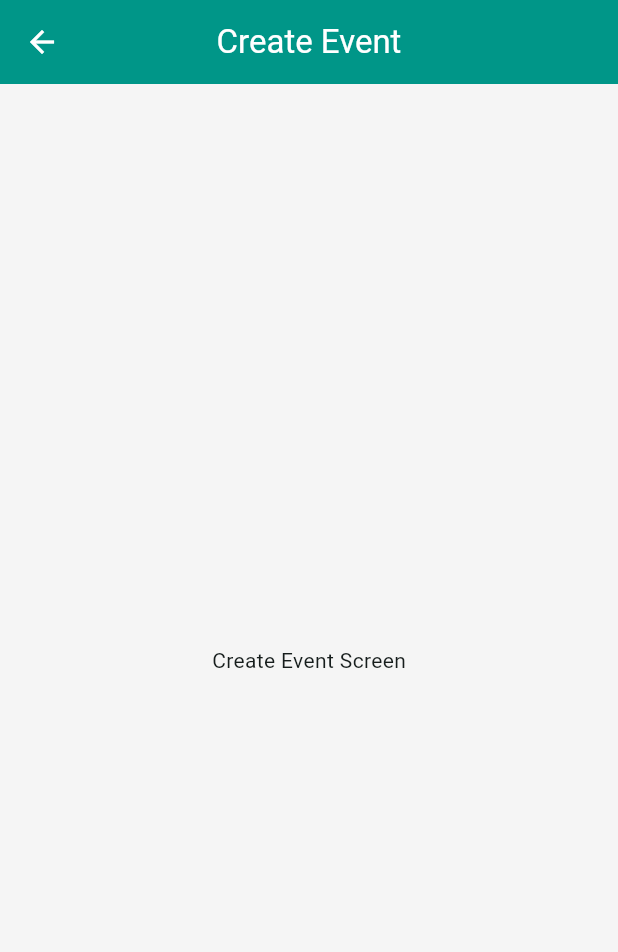
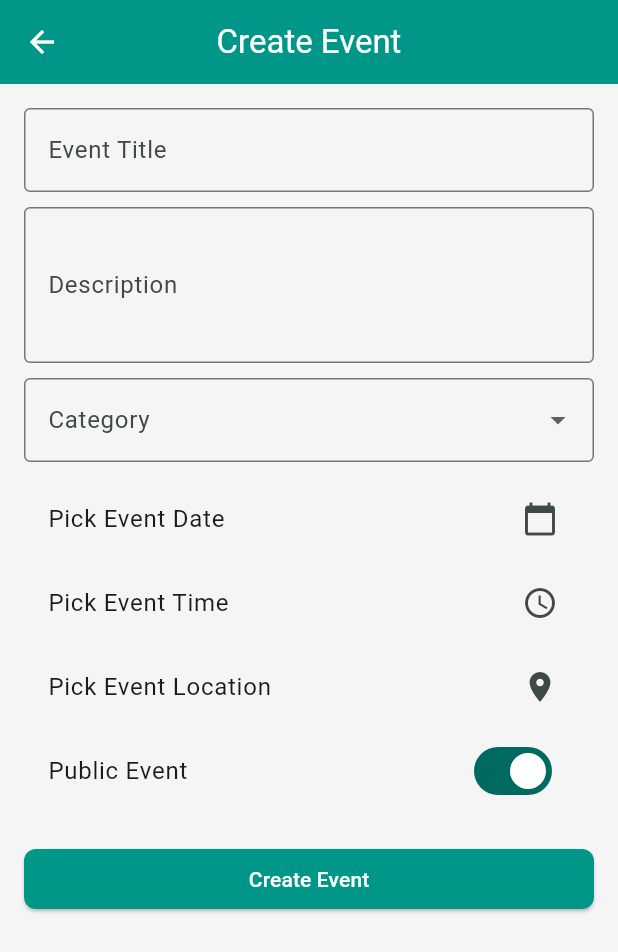
Before and after one commit to sandy4242/CircleOfInterest, a Flutter app: the CreateEventScreen screen opened directly, on a phone screen of 412 x 824 dp. Shown: the top 952 px of the screen. Run offline on Flutter 3.47's test engine with Material 3 defaults, Android fonts, the phone set to English and light mode, and no system bars; our stand-ins replace go_router.

Commit message:
Added Event Creation Page with form fields and validation

```diff
--- a/lib/constants/constants.dart
+++ b/lib/constants/constants.dart
@@ -5,4 +5,6 @@ class AppConstants {
 
   static const String createLabel = "Create";
   static const String notificationsLabel = "Notifications";
+  // following constant was missing
+  static const String profileLabel = 'Profile';
 }
--- a/lib/presentation/screens/create_event_screen.dart
+++ b/lib/presentation/screens/create_event_screen.dart
@@ -1,13 +1,206 @@
 import 'package:flutter/material.dart';
+import 'package:intl/intl.dart';
 
-class CreateEventScreen extends StatelessWidget {
+class CreateEventScreen extends StatefulWidget {
   const CreateEventScreen({super.key});
+
+  @override
+  State<CreateEventScreen> createState() => _CreateEventScreenState();
+}
+
+class _CreateEventScreenState extends State<CreateEventScreen> {
+  final _formKey = GlobalKey<FormState>();
+
+  String? _title;
+  String? _description;
+  String? _category;
+  bool _isPublic = true;
+  DateTime? _selectedDate;
+  TimeOfDay? _selectedTime;
+  String? _location;
+
+  final List<String> _categories = [
+    'Book Club',
+    'Workshop',
+    'Study Group',
+    'Hobby Meetup',
+    'Other',
+  ];
+
+  void _submitForm() {
+    if (_formKey.currentState!.validate()) {
+      if (_selectedDate == null || _selectedTime == null || _location == null) {
+        ScaffoldMessenger.of(context).showSnackBar(
+          const SnackBar(content: Text('Please select date, time, and location')),
+        );
+        return;
+      }
+
+      _formKey.currentState!.save();
+
+      final eventDateTime = DateTime(
+        _selectedDate!.year,
+        _selectedDate!.month,
+        _selectedDate!.day,
+        _selectedTime!.hour,
+        _selectedTime!.minute,
+      );
+
+      ScaffoldMessenger.of(context).showSnackBar(
+        SnackBar(
+          content: Text(
+            'Event Created: $_title ($_category) on ${DateFormat.yMMMd().add_jm().format(eventDateTime)} at $_location',
+          ),
+        ),
+      );
+
+      // TODO: Integrate with backend
+    }
+  }
+
+  Future<void> _pickDate() async {
+    DateTime now = DateTime.now();
+    final DateTime? date = await showDatePicker(
+      context: context,
+      initialDate: now,
+      firstDate: now,
+      lastDate: DateTime(now.year + 5),
+    );
+    if (date != null) setState(() => _selectedDate = date);
+  }
+
+  Future<void> _pickTime() async {
+    final TimeOfDay? time =
+        await showTimePicker(context: context, initialTime: TimeOfDay.now());
+    if (time != null) setState(() => _selectedTime = time);
+  }
+
+  void _pickLocation() async {
+  TextEditingController controller = TextEditingController();
+  final result = await showDialog<String>(
+    context: context,
+    builder: (context) => AlertDialog(
+      title: const Text('Enter Event Location'),
+      content: TextField(
+        controller: controller,
+        decoration: const InputDecoration(
+          hintText: 'City, Venue, or Address',
+        ),
+      ),
+      actions: [
+        TextButton(
+          onPressed: () => Navigator.pop(context),
+          child: const Text('Cancel'),
+        ),
+        ElevatedButton(
+          onPressed: () => Navigator.pop(context, controller.text),
+          child: const Text('Select'),
+        ),
+      ],
+    ),
+  );
+
+  if (result != null && result.isNotEmpty) {
+    setState(() => _location = result);
+    ScaffoldMessenger.of(context).showSnackBar(
+      SnackBar(content: Text('Location selected: $_location')),
+    );
+  }
+}
+
 
   @override
   Widget build(BuildContext context) {
     return Scaffold(
       appBar: AppBar(title: const Text("Create Event"), centerTitle: true),
-      body: const Center(child: Text("Create Event Screen")),
+      body: Padding(
+        padding: const EdgeInsets.all(16.0),
+        child: Form(
+          key: _formKey,
+          child: ListView(
+            children: [
+              // Event Title
+              TextFormField(
+                decoration: const InputDecoration(
+                  labelText: 'Event Title',
+                  border: OutlineInputBorder(),
+                ),
+                validator: (val) =>
+                    val == null || val.isEmpty ? 'Enter a title' : null,
+                onSaved: (val) => _title = val,
+              ),
+              const SizedBox(height: 10),
+
+              // Description
+              TextFormField(
+                decoration: const InputDecoration(
+                  labelText: 'Description',
+                  border: OutlineInputBorder(),
+                ),
+                maxLines: 3,
+                validator: (val) =>
+                    val == null || val.isEmpty ? 'Enter description' : null,
+                onSaved: (val) => _description = val,
+              ),
+              const SizedBox(height: 10),
+
+              // Category Dropdown
+              DropdownButtonFormField<String>(
+                decoration: const InputDecoration(
+                  labelText: 'Category',
+                  border: OutlineInputBorder(),
+                ),
+                items: _categories
+                    .map((cat) =>
+                        DropdownMenuItem(value: cat, child: Text(cat)))
+                    .toList(),
+                onChanged: (val) => setState(() => _category = val),
+                validator: (val) =>
+                    val == null || val.isEmpty ? 'Select category' : null,
+              ),
+              const SizedBox(height: 10),
+
+              // Date Picker
+              ListTile(
+                title: Text(_selectedDate == null
+                    ? 'Pick Event Date'
+                    : 'Date: ${DateFormat.yMMMd().format(_selectedDate!)}'),
+                trailing: const Icon(Icons.calendar_today),
+                onTap: _pickDate,
+              ),
+
+              // Time Picker
+              ListTile(
+                title: Text(_selectedTime == null
+                    ? 'Pick Event Time'
+                    : 'Time: ${_selectedTime!.format(context)}'),
+                trailing: const Icon(Icons.access_time),
+                onTap: _pickTime,
+              ),
+
+              // Location Picker
+              ListTile(
+                title: Text(_location ?? 'Pick Event Location'),
+                trailing: const Icon(Icons.location_on),
+                onTap: _pickLocation,
+              ),
+
+              // Public/Private Toggle
+              SwitchListTile(
+                title: const Text('Public Event'),
+                value: _isPublic,
+                onChanged: (val) => setState(() => _isPublic = val),
+              ),
+
+              const SizedBox(height: 20),
+              ElevatedButton(
+                onPressed: _submitForm,
+                child: const Text('Create Event'),
+              ),
+            ],
+          ),
+        ),
+      ),
     );
   }
 }
```
